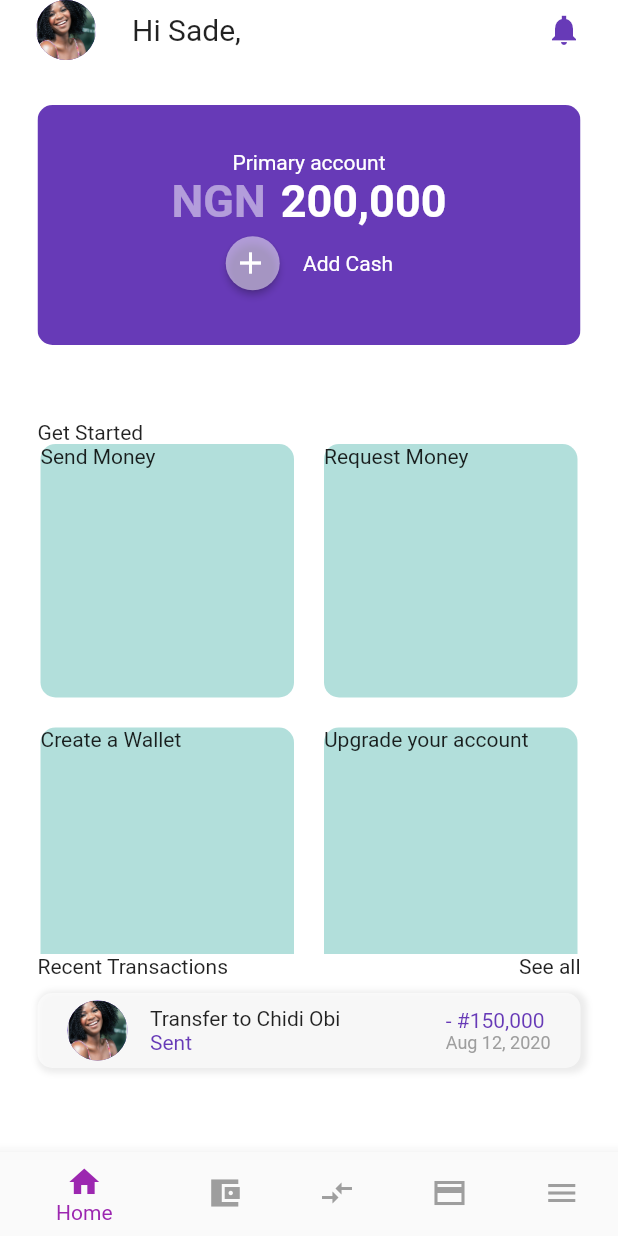
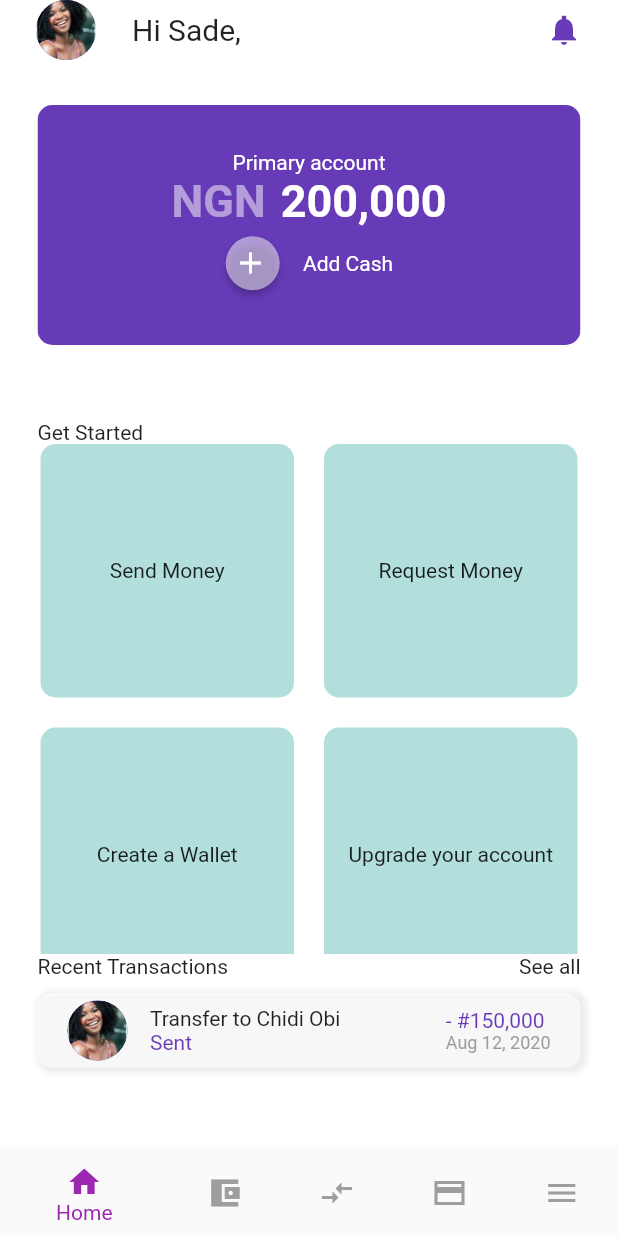
Before and after one commit to oyedsamu/settl_proj, a Flutter app: the HomePage screen opened by its route, on a phone screen of 412 x 824 dp. Run offline on Flutter 3.47's test engine with Material 2 defaults, Android fonts, the phone set to English and light mode, and no system bars; our stand-ins replace bloc, equatable, flutter_bloc, fluttertoast, google_fonts.

```diff
--- a/lib/presentation/homepage.dart
+++ b/lib/presentation/homepage.dart
@@ -177,7 +177,7 @@ class _HomePageState extends State<HomePage> {
                                     BorderRadius.all(Radius.circular(10))),
                             height: 60,
                             width: 40,
-                            child: const Text("Send Money"),
+                            child: Center(child: const Text("Send Money")),
                           ),
                           Container(
                             decoration: BoxDecoration(
@@ -186,7 +186,7 @@ class _HomePageState extends State<HomePage> {
                                     BorderRadius.all(Radius.circular(10))),
                             height: 60,
                             width: 40,
-                            child: const Text('Request Money'),
+                            child: Center(child: const Text('Request Money')),
                           ),
                           Container(
                             decoration: BoxDecoration(
@@ -195,7 +195,7 @@ class _HomePageState extends State<HomePage> {
                                     BorderRadius.all(Radius.circular(10))),
                             height: 60,
                             width: 40,
-                            child: const Text('Create a Wallet'),
+                            child: Center(child: const Text('Create a Wallet')),
                           ),
                           Container(
                             decoration: BoxDecoration(
@@ -204,7 +204,8 @@ class _HomePageState extends State<HomePage> {
                                     BorderRadius.all(Radius.circular(10))),
                             height: 60,
                             width: 40,
-                            child: const Text('Upgrade your account'),
+                            child: Center(
+                                child: const Text('Upgrade your account')),
                           ),
                         ],
                       ),
```
Also changed, not shown: 2 other files.
